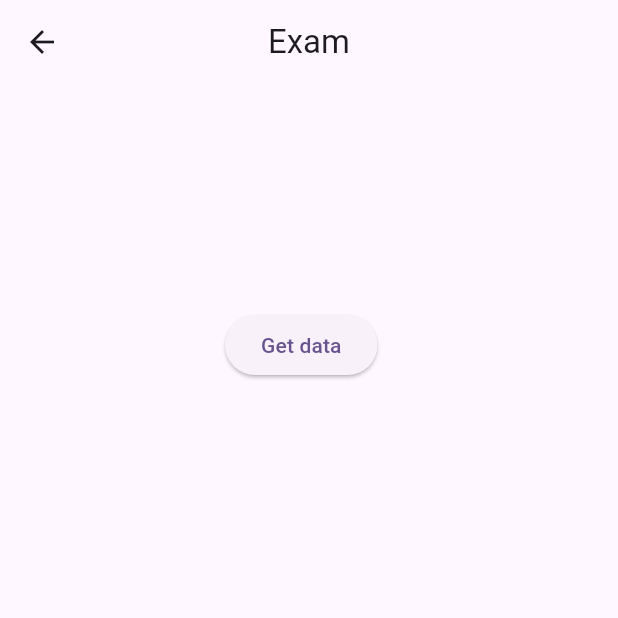
After one commit to Dead-host/broadway-app, a Flutter app: the Exam screen opened directly, after a tap on "Get data", on a phone screen of 412 x 824 dp, the top half of it. The commit adds this screen. Run offline on Flutter 3.47's test engine with Material 3 defaults, Android fonts, the light colour scheme and no system bars; our stand-ins replace carousel_slider, cloud_firestore, firebase_auth, firebase_core, flutter_image_compress, flutter_spinkit and 10 more; missing offline and left inert: khalti_flutter; accounts and stored records are empty; network calls fail.

Commit message:
exam day

```diff
--- a/lib/buyerPart/homePage.dart
+++ b/lib/buyerPart/homePage.dart
@@ -1,5 +1,4 @@
 import 'dart:convert';
-
 import 'package:broad/buyerPart/cartPage.dart';
 import 'package:broad/buyerPart/productDetail.dart';
 import 'package:broad/buyerPart/profilePage.dart';
@@ -10,10 +9,7 @@ import 'package:flutter/material.dart';
 import 'package:flutter_spinkit/flutter_spinkit.dart';
 import 'package:shared_preferences/shared_preferences.dart';
 import 'package:http/http.dart' as http;
-
 import '../loginPage.dart';
-
-
 
 
 class Homepage extends StatefulWidget {
--- /dev/null
+++ b/lib/exam.dart
@@ -0,0 +1,56 @@
+import 'dart:convert';
+import 'package:flutter/material.dart';
+import 'package:http/http.dart' as http;
+
+class Exam extends StatefulWidget {
+  const Exam({super.key});
+
+  @override
+  State<Exam> createState() => _ExamState();
+}
+
+class _ExamState extends State<Exam> {
+
+
+  String? punchline;
+
+  Future getData() async{
+    final response = await http.get(
+      Uri.parse('https://official-joke-api.appspot.com/random_joke'),
+      headers:{
+        'Content-Type':'application/json',
+        'Accept':'application/json',
+      }
+    );
+    if(response.statusCode==200){
+
+      setState(() {
+        punchline=jsonDecode(response.body)['punchline'];
+      });
+    }
+    else{
+      print("Error");
+    }
+
+  }
+
+  @override
+  Widget build(BuildContext context) {
+    return SafeArea(child: Scaffold(
+      appBar: AppBar(
+        title: Text("Exam"),
+        centerTitle: true,
+      ),
+      body: Padding(
+        padding: const EdgeInsets.all(150.0),
+        child: Column(
+
+          children: [
+            ElevatedButton(onPressed: (){getData();}, child: Text("Get data")),
+            Text(punchline??""),
+          ],
+        ),
+      ),
+    ));
+  }
+}
--- a/lib/main.dart
+++ b/lib/main.dart
@@ -1,5 +1,6 @@
 import 'package:broad/buyerPart/checkoutPage.dart';
 import 'package:broad/buyerPart/homePage.dart';
+import 'package:broad/exam.dart';
 import 'package:broad/loginPage.dart';
 import 'package:broad/practice.dart';
 import 'package:broad/signupPage.dart';
```
